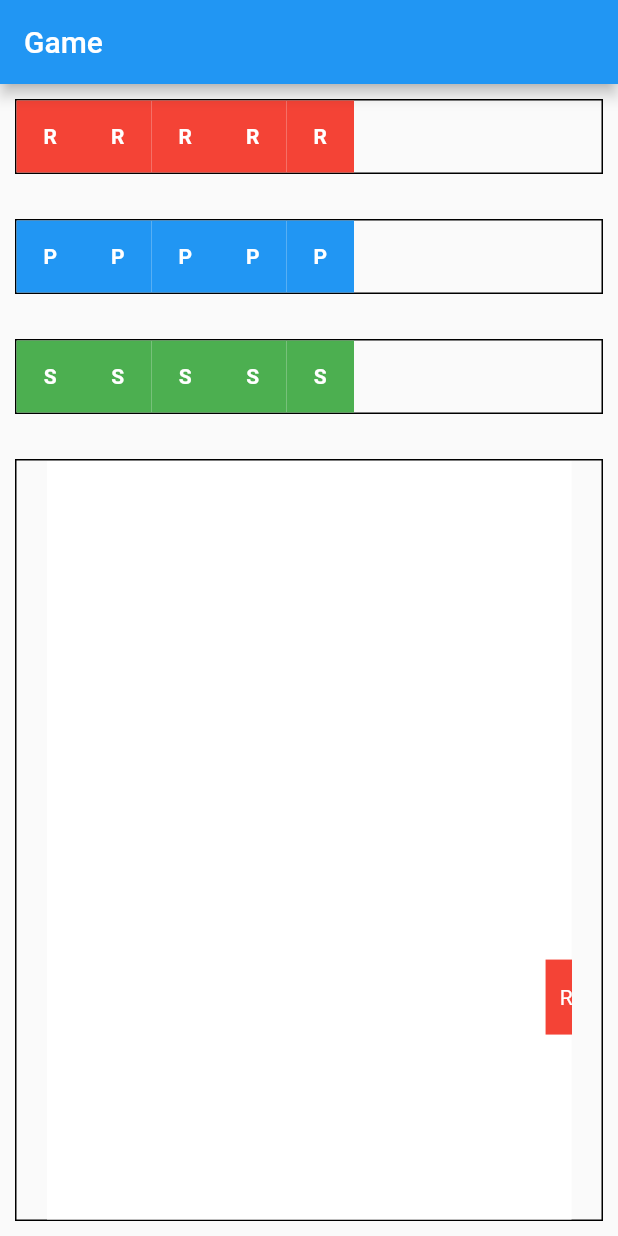
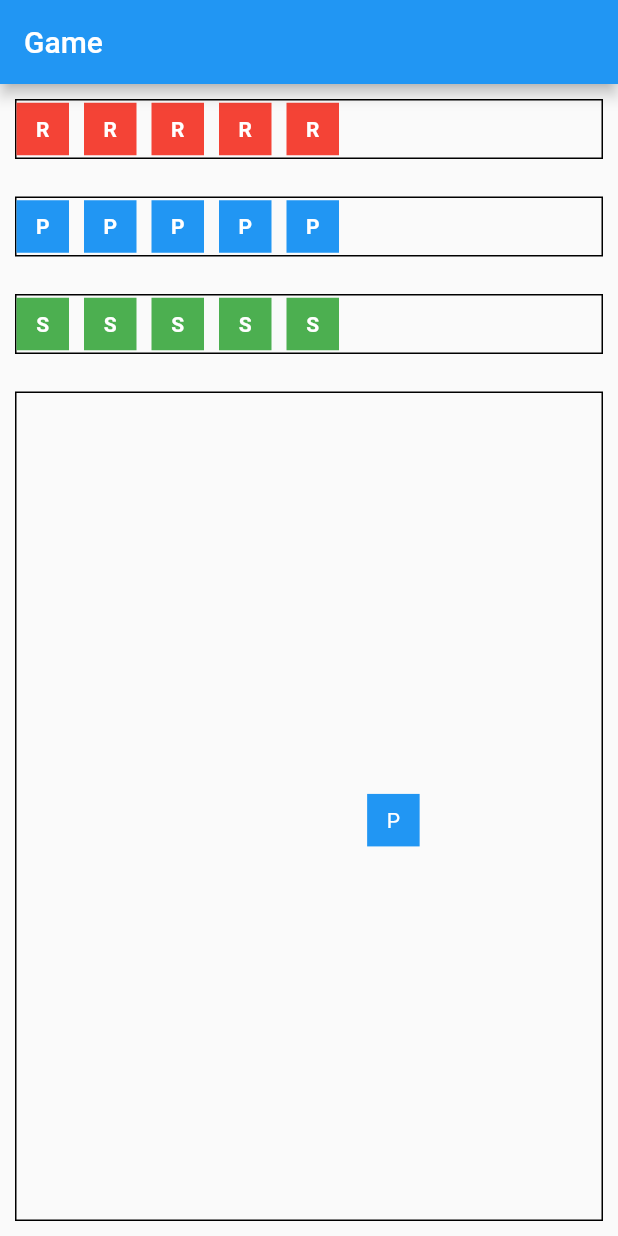
Before and after one commit to jamilehSadatHosseini/RockPaperScissorsGame, a Flutter app: the screen it shows after launch, on a phone screen of 412 x 824 dp. Run offline on Flutter 3.47's test engine with Material 2 defaults, Android fonts, the phone set to English and light mode, and no system bars.

Commit message:
complete the darggable items and top panel, complete  gamepanel

```diff
--- a/lib/PanelGameObject.dart
+++ b/lib/PanelGameObject.dart
@@ -2,6 +2,7 @@ import 'dart:math';
 import 'package:rock_paper_scissors_game/GameObject.dart';
 
 class GameItem {
+
   final ObjectType type;
   double x;
   double y;
--- a/lib/screen/GamePanel.dart
+++ b/lib/screen/GamePanel.dart
@@ -22,11 +22,11 @@ class _GamePanelState extends State<GamePanel> {
   }
 
   void createPanelGameObjects() {
-    for (int i = 0; i < 5; i++) {
-      panelGameObjects .add(GameItem(type: ObjectType.Rock, x: 50, y: 50));
+
+      panelGameObjects.add(GameItem(type: ObjectType.Rock, x: 50, y: 50));
       panelGameObjects.add(GameItem(type: ObjectType.Paper, x: 150, y: 50));
       panelGameObjects.add(GameItem(type: ObjectType.Scissors, x: 250, y: 50));
-    }
+
   }
 
   void startGameLoop() {
@@ -42,13 +42,23 @@ class _GamePanelState extends State<GamePanel> {
       obj.x += obj.dx;
       obj.y += obj.dy;
 
-      if (obj.x < 0 || obj.x > 350) {
-        obj.dx *= -1;
-        obj.x = obj.x.clamp(0, 350); // Keep object within the screen boundaries
+      // Check and handle collisions with left and right borders
+      if (obj.x < 0) {
+        obj.dx *= -1; // Reverse horizontal direction
+        obj.x = 0;     // Set the object's x-coordinate to 0
+      } else if (obj.x + 50 > 350) {
+        obj.dx *= -1; // Reverse horizontal direction
+        obj.x = 350 - 50; // Set the object's x-coordinate to the right edge
       }
-      if (obj.y < 0 || obj.y > 600) {
-        obj.dy *= -1;
-        obj.y = obj.y.clamp(0, 600); // Keep object within the screen boundaries
+
+      // Check and handle collisions with top and bottom borders
+      if (obj.y < 0) {
+        obj.dy *= -1; // Reverse vertical direction
+        obj.y = 0;     // Set the object's y-coordinate to 0
+      }
+      else if (obj.y + 50 > 350) {
+        obj.dy *= -1; // Reverse vertical direction
+        obj.y = 350 - 50; // Set the object's y-coordinate to the bottom edge
       }
 
       for (var otherObj in panelGameObjects) {
@@ -67,6 +77,9 @@ class _GamePanelState extends State<GamePanel> {
     }
     objectsToRemove.clear();
   }
+
+
+
 
   void handleCollision(GameItem obj1, GameItem obj2) {
     if (obj1.type == obj2.type) {
@@ -88,18 +101,14 @@ class _GamePanelState extends State<GamePanel> {
     return  Center(
         child: Stack(
           children: [
-            Container(
-              width: 350,
-              height: 600,
-              color: Colors.white,
-            ),
+
             for (var obj in panelGameObjects)
               Positioned(
                 left: obj.x,
                 top: obj.y,
                 child: Container(
-                  width: 50,
-                  height: 50,
+                  width: 35,
+                  height: 35,
                   color: obj.type == ObjectType.Rock
                       ? Colors.red
                       : obj.type == ObjectType.Paper
@@ -107,7 +116,7 @@ class _GamePanelState extends State<GamePanel> {
                       : Colors.green,
                   child: Center(
                     child: Text(
-                      obj.type.toString().split('.').last,
+                      obj.type.toString().split('.').last.characters.first,
                       style: const TextStyle(color: Colors.white),
                     ),
                   ),
--- a/lib/screen/MainScreen.dart
+++ b/lib/screen/MainScreen.dart
@@ -14,11 +14,11 @@ class MainScreen extends StatelessWidget {
       body: Column(
         children: [
           RowContainer(objectType: ObjectType.Rock, itemCount: 5),
-          const SizedBox(height: 10),
+          const SizedBox(height: 5),
           RowContainer(objectType: ObjectType.Paper, itemCount: 5),
-          const SizedBox(height: 10),
+          const SizedBox(height: 5),
           RowContainer(objectType: ObjectType.Scissors, itemCount: 5),
-          const SizedBox(height: 10),
+          const SizedBox(height: 5),
           Expanded(
             child: Container(
               decoration: BoxDecoration(
@@ -28,7 +28,7 @@ class MainScreen extends StatelessWidget {
                 ),
               ),
               margin: const EdgeInsets.all(10),
-              child: GamePanel(
+              child: const GamePanel(
 
               ),
             ),
--- a/lib/widget/DraggableObject.dart
+++ b/lib/widget/DraggableObject.dart
@@ -17,14 +17,14 @@ class _DraggableObjectState extends State<DraggableObject> {
     return Draggable(
       data: widget.object,
       feedback: Container( // Wrap with a Container
-        width: 45,
-        height: 45,
+        width: 35,
+        height: 35,
         child: GameObjectWidget(widget.object),
       ),
       childWhenDragging: Container(),
       child: SizedBox( // Wrap with a Container
-        width: 45,
-        height: 45,
+        width: 35,
+        height: 35,
         child: GameObjectWidget(widget.object),
       ),
     )
--- a/lib/widget/RowContainer.dart
+++ b/lib/widget/RowContainer.dart
@@ -25,7 +25,7 @@ class _RowContainerState extends State<RowContainer> {
   @override
   Widget build(BuildContext context) {
     return Container(
-      height: 50,
+      height: 40,
       decoration: BoxDecoration(
         border: Border.all(
           color: Colors.black,
@@ -37,9 +37,15 @@ class _RowContainerState extends State<RowContainer> {
           scrollDirection: Axis.horizontal,
           itemCount: objects.length,
           itemBuilder: (context, index) {
-            return DraggableObject(objects[index]);
+            return Row(
+              children: [
+                DraggableObject(objects[index]),
+                if (index < objects.length - 1)
+                  const SizedBox(width: 10), // Adjust the width as needed.
+              ],
+            );
           },
         ),
-      );
+    );
   }
 }
```
